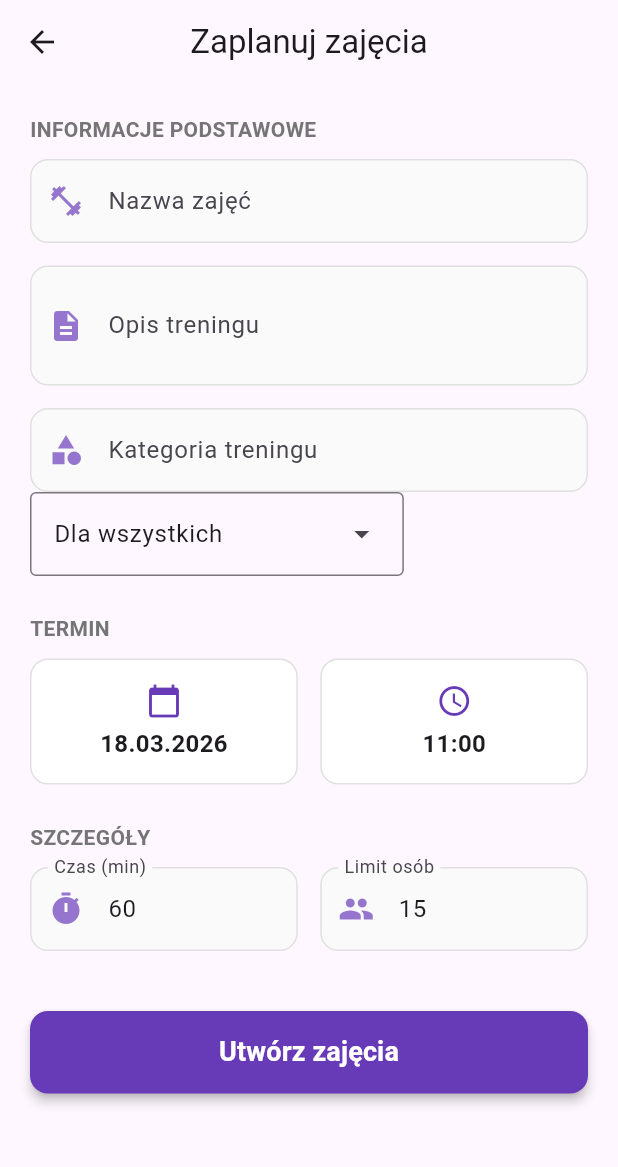
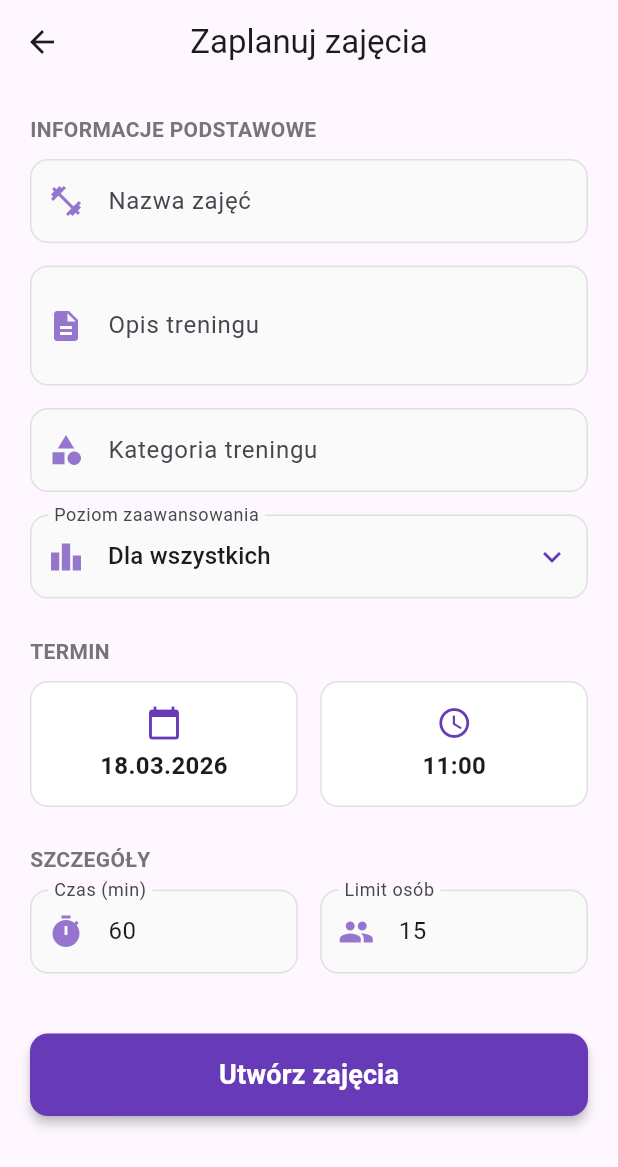
Before and after one commit to Mashiro-jz/sGym, a Flutter app: the _AddEditClassView screen opened directly, on a phone screen of 412 x 824 dp. Shown: the top 1167 px of the screen. Run offline on Flutter 3.47's test engine with Material 3 defaults, Android fonts, the phone set to English and light mode, and no system bars; our stand-ins replace cloud_firestore, equatable, firebase_auth, firebase_core, flutter_bloc, freezed_annotation and 2 more; accounts and stored records are empty.

```diff
--- a/lib/features/schedule/presentation/pages/schedule/add_edit_class_page.dart
+++ b/lib/features/schedule/presentation/pages/schedule/add_edit_class_page.dart
@@ -219,29 +219,48 @@ class _AddEditClassViewState extends State<_AddEditClassView> {
                   maxLines: 1,
                   minLines: 1,
                 ),
-                DropdownMenu(
-                  initialSelection: _classLevel,
-                  onSelected: (value) {
-                    setState(() {
-                      _classLevel = value!;
-                    });
+                const SizedBox(
+                  height: 15,
+                ), // Dodajemy odstęp od poprzedniego pola
+                DropdownButtonFormField<ClassLevel>(
+                  initialValue: _classLevel,
+                  // Używamy Twojej własnej metody do stylizacji!
+                  decoration: _inputDecoration(
+                    "Poziom zaawansowania",
+                    Icons.leaderboard, // Ikonka pasująca do poziomów
+                  ),
+                  icon: const Icon(
+                    Icons.keyboard_arrow_down,
+                    color: Colors.deepPurple,
+                  ),
+                  borderRadius: BorderRadius.circular(
+                    12,
+                  ), // Zaokrągla rogi rozwijanej listy
+                  dropdownColor: Colors.white, // Czyste, białe tło dla menu
+                  elevation: 4,
+                  onChanged: (ClassLevel? newValue) {
+                    if (newValue != null) {
+                      setState(() {
+                        _classLevel = newValue;
+                      });
+                    }
                   },
-                  dropdownMenuEntries: <DropdownMenuEntry<ClassLevel>>[
-                    DropdownMenuEntry(
+                  items: const [
+                    DropdownMenuItem(
                       value: ClassLevel.advanced,
-                      label: "Zaawansowany",
+                      child: Text("Zaawansowany"),
                     ),
-                    DropdownMenuEntry(
+                    DropdownMenuItem(
                       value: ClassLevel.intermediate,
-                      label: "Średnio zaawansowany",
+                      child: Text("Średnio zaawansowany"),
                     ),
-                    DropdownMenuEntry(
+                    DropdownMenuItem(
                       value: ClassLevel.beginner,
-                      label: "Początkujący",
+                      child: Text("Początkujący"),
                     ),
-                    DropdownMenuEntry(
+                    DropdownMenuItem(
                       value: ClassLevel.allLevels,
-                      label: "Dla wszystkich",
+                      child: Text("Dla wszystkich"),
                     ),
                   ],
                 ),
--- a/lib/features/schedule/presentation/pages/schedule/schedule_page.dart
+++ b/lib/features/schedule/presentation/pages/schedule/schedule_page.dart
@@ -98,8 +98,10 @@ class _SchedulePageViewState extends State<_SchedulePageView> {
                 Navigator.push(
                   context,
                   MaterialPageRoute(
-                    builder: (context) =>
-                        PastClassesPage(gymClasses: pastClasses),
+                    builder: (context) => PastClassesPage(
+                      gymClasses: pastClasses,
+                      trainersNames: currentState.trainerNames,
+                    ),
                   ),
                 );
               } else {
```
Also changed, not shown: lib/core/widget/modern_class_card.dart (+6 -2 lines), lib/features/schedule/presentation/cubit/schedule_cubit.dart (+7 -3 lines), lib/features/schedule/presentation/pages/schedule/past_classes_page.dart (+8 -2 lines), lib/features/schedule/presentation/pages/schedule/schedule_details_page.dart (+81 -62 lines).
